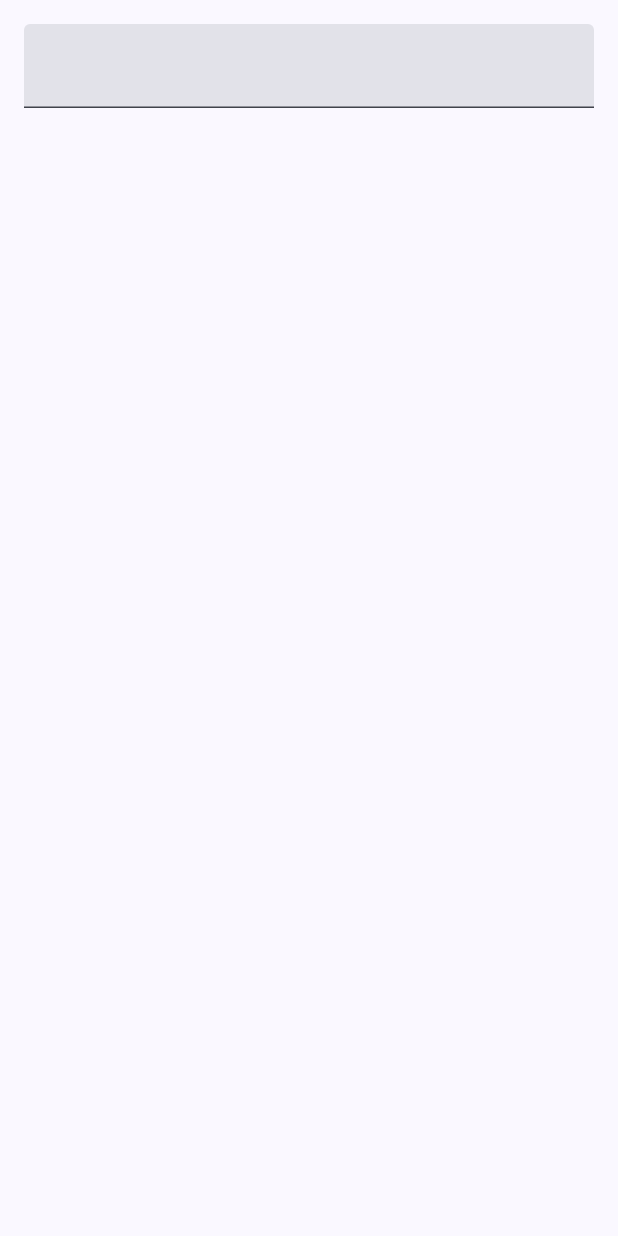
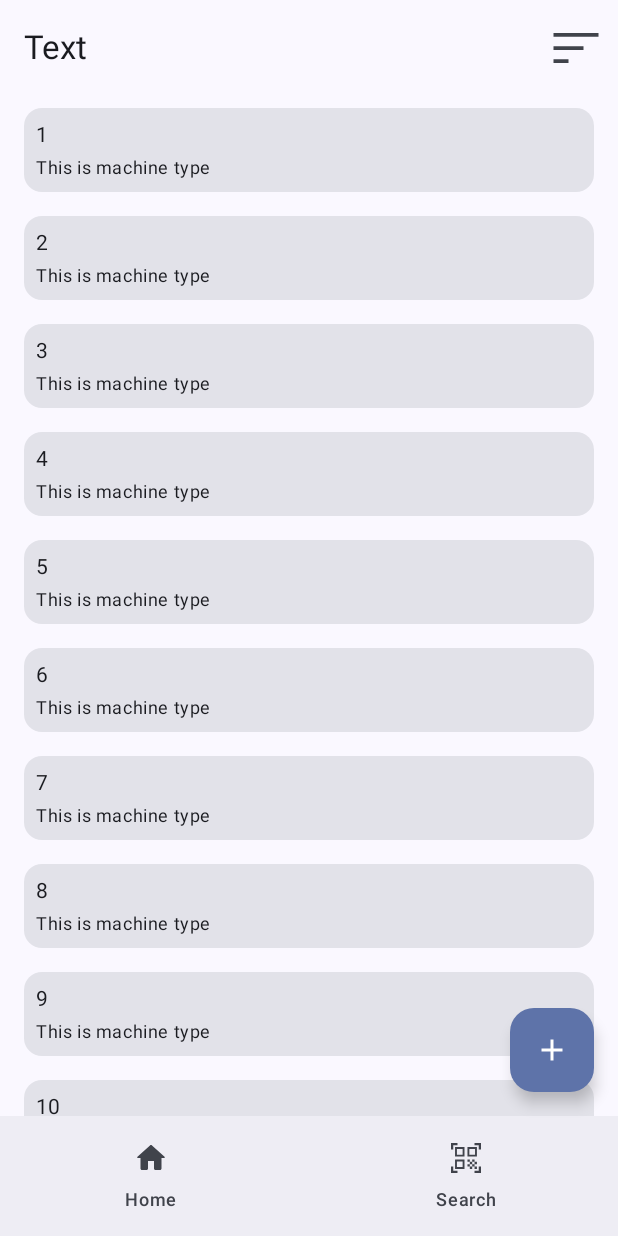
Before and after one commit to lqman104/image-machine, an Android app built with Jetpack Compose: the screen it shows after launch (MainActivity), on a phone screen of 412 x 824 dp. Run offline under Robolectric (Android 15) with nearby library versions, the phone set to English and light mode, and no system bars; our stand-ins replace Dagger/Hilt's generated code, Timber.

Commit message:
feat: create list page

```diff
--- a/app/src/main/java/com/luqman/imagemachine/ui/MainActivity.kt
+++ b/app/src/main/java/com/luqman/imagemachine/ui/MainActivity.kt
@@ -3,30 +3,9 @@ package com.luqman.imagemachine.ui
 import android.os.Bundle
 import androidx.activity.ComponentActivity
 import androidx.activity.compose.setContent
-import androidx.compose.foundation.layout.Column
-import androidx.compose.foundation.layout.PaddingValues
 import androidx.compose.foundation.layout.fillMaxSize
-import androidx.compose.foundation.layout.fillMaxWidth
-import androidx.compose.foundation.layout.padding
-import androidx.compose.foundation.lazy.LazyColumn
-import androidx.compose.foundation.lazy.items
-import androidx.compose.material3.Card
-import androidx.compose.material3.CardDefaults
-import androidx.compose.material3.MaterialTheme
-import androidx.compose.material3.Surface
-import androidx.compose.material3.Text
-import androidx.compose.material3.TextField
-import androidx.compose.runtime.Composable
-import androidx.compose.runtime.collectAsState
-import androidx.compose.runtime.getValue
-import androidx.compose.runtime.mutableStateOf
-import androidx.compose.runtime.remember
-import androidx.compose.runtime.setValue
 import androidx.compose.ui.Modifier
-import androidx.compose.ui.tooling.preview.Preview
-import androidx.compose.ui.unit.dp
-import androidx.lifecycle.viewmodel.compose.viewModel
-import com.luqman.imagemachine.data.repository.model.Response
+import com.luqman.imagemachine.ui.screens.main.MainScreen
 import com.luqman.imagemachine.uikit.theme.AppTheme
 import dagger.hilt.android.AndroidEntryPoint
 
@@ -36,82 +15,8 @@ class MainActivity : ComponentActivity() {
         super.onCreate(savedInstanceState)
         setContent {
             AppTheme {
-                // A surface container using the 'background' color from the theme
-                Surface {
-                    MainScreen(modifier = Modifier.fillMaxSize())
-                }
+                MainScreen(modifier = Modifier.fillMaxSize())
             }
         }
     }
 }
-
-@Composable
-fun MainScreen(
-    modifier: Modifier = Modifier
-) {
-    val viewModel: MainViewModel = viewModel()
-    val result by viewModel.response.collectAsState()
-
-    MainContent(
-        list = result,
-        modifier = modifier.fillMaxSize(),
-        onQueryChange = {
-            viewModel.search(it)
-        }
-    )
-}
-
-@Composable
-fun MainContent(
-    list: List<Response>,
-    onQueryChange: (String) -> Unit,
-    modifier: Modifier = Modifier
-) {
-    var query by remember {
-        mutableStateOf("")
-    }
-
-    Column(modifier = modifier.padding(16.dp)) {
-        TextField(
-            modifier = Modifier.fillMaxWidth(),
-            value = query,
-            onValueChange = {
-                onQueryChange(it)
-                query = it
-            }
-        )
-
-        LazyColumn(
-            contentPadding = PaddingValues(vertical = 16.dp),
-            content = {
-                items(list) {
-                    Card(
-                        shape = MaterialTheme.shapes.small,
-                        colors = CardDefaults.cardColors(containerColor = MaterialTheme.colorScheme.primaryContainer),
-                        modifier = Modifier
-                            .padding(vertical = 8.dp)
-                            .fillMaxWidth()
-                    ) {
-                        Text(
-                            text = it.name,
-                            modifier = Modifier.padding(16.dp)
-                        )
-                    }
-                }
-            })
-    }
-}
-
-@Preview(showBackground = true)
-@Composable
-fun SnackBarComponentPreview() {
-    AppTheme {
-        Surface {
-            MainContent(
-                modifier = Modifier.fillMaxSize(),
-                list = listOf(Response(1, "test"), Response(1, "test")),
-                onQueryChange = {}
-            )
-        }
-    }
-}
--- /dev/null
+++ b/app/src/main/java/com/luqman/imagemachine/ui/screens/list/ListScreen.kt
@@ -0,0 +1,56 @@
+package com.luqman.imagemachine.ui.screens.list
+
+import androidx.compose.foundation.layout.Column
+import androidx.compose.foundation.layout.Spacer
+import androidx.compose.foundation.layout.fillMaxWidth
+import androidx.compose.foundation.layout.height
+import androidx.compose.foundation.layout.padding
+import androidx.compose.foundation.lazy.LazyColumn
+import androidx.compose.material3.Card
+import androidx.compose.material3.ExperimentalMaterial3Api
+import androidx.compose.material3.MaterialTheme
+import androidx.compose.material3.Text
+import androidx.compose.runtime.Composable
+import androidx.compose.ui.Modifier
+import androidx.compose.ui.tooling.preview.Preview
+import androidx.compose.ui.unit.dp
+
+@Composable
+fun ListScreen(
+    modifier: Modifier = Modifier,
+) {
+    LazyColumn(modifier = modifier, content = {
+        items(30) { index ->
+            Item(
+                modifier = Modifier.fillMaxWidth(),
+                name = "${index + 1}",
+                type = "This is machine type"
+            )
+        }
+    })
+}
+
+@OptIn(ExperimentalMaterial3Api::class)
+@Composable
+fun Item(
+    modifier: Modifier = Modifier,
+    name: String,
+    type: String
+) {
+    Card(
+        modifier = modifier
+            .padding(horizontal = 16.dp, vertical = 8.dp),
+        onClick = {}) {
+        Column(Modifier.padding(all = 8.dp)) {
+            Text(name, style = MaterialTheme.typography.bodyMedium)
+            Spacer(modifier = Modifier.height(4.dp))
+            Text(type, style = MaterialTheme.typography.bodySmall)
+        }
+    }
+}
+
+@Preview
+@Composable
+fun ListPreview() {
+    ListScreen()
+}
--- /dev/null
+++ b/app/src/main/java/com/luqman/imagemachine/ui/screens/main/MainScreen.kt
@@ -0,0 +1,212 @@
+package com.luqman.imagemachine.ui.screens.main
+
+import androidx.compose.foundation.background
+import androidx.compose.foundation.layout.Box
+import androidx.compose.foundation.layout.Column
+import androidx.compose.foundation.layout.fillMaxWidth
+import androidx.compose.foundation.layout.height
+import androidx.compose.foundation.layout.padding
+import androidx.compose.material.icons.Icons
+import androidx.compose.material.icons.filled.Add
+import androidx.compose.material.icons.rounded.Home
+import androidx.compose.material3.DropdownMenu
+import androidx.compose.material3.DropdownMenuItem
+import androidx.compose.material3.ExperimentalMaterial3Api
+import androidx.compose.material3.FloatingActionButton
+import androidx.compose.material3.Icon
+import androidx.compose.material3.IconButton
+import androidx.compose.material3.MaterialTheme
+import androidx.compose.material3.NavigationBar
+import androidx.compose.material3.NavigationBarItem
+import androidx.compose.material3.Scaffold
+import androidx.compose.material3.Surface
+import androidx.compose.material3.Text
+import androidx.compose.material3.TopAppBar
+import androidx.compose.material3.TopAppBarDefaults.enterAlwaysScrollBehavior
+import androidx.compose.runtime.Composable
+import androidx.compose.runtime.getValue
+import androidx.compose.runtime.mutableStateOf
+import androidx.compose.runtime.remember
+import androidx.compose.runtime.setValue
+import androidx.compose.ui.Alignment
+import androidx.compose.ui.Modifier
+import androidx.compose.ui.res.painterResource
+import androidx.compose.ui.res.stringResource
+import androidx.compose.ui.tooling.preview.Preview
+import androidx.compose.ui.unit.dp
+import androidx.compose.ui.window.PopupProperties
+import com.luqman.imagemachine.R
+import com.luqman.imagemachine.ui.screens.list.ListScreen
+
+@Composable
+fun MainScreen(
+    modifier: Modifier = Modifier
+) {
+    Surface(modifier = modifier) {
+        Scaffold(
+            floatingActionButton = {
+                FloatingActionButtonHome()
+            },
+            bottomBar = {
+                BottomNavigation()
+            },
+            topBar = {
+                TopBar(pageName = "Text", showSortMenu = true)
+            }
+        ) { paddingValues ->
+            Column(
+                Modifier
+                    .padding(paddingValues)
+                    .fillMaxWidth()
+            ) {
+                ListScreen()
+            }
+        }
+    }
+}
+
+@OptIn(ExperimentalMaterial3Api::class)
+@Composable
+fun TopBar(
+    modifier: Modifier = Modifier,
+    pageName: String,
+    showSortMenu: Boolean
+) {
+    var isMenuOpen by remember {
+        mutableStateOf(false)
+    }
+
+    Box {
+        TopAppBar(
+            scrollBehavior = enterAlwaysScrollBehavior(),
+            modifier = modifier,
+            title = {
+                Text(text = pageName)
+            },
+            actions = {
+                if (showSortMenu) {
+                    IconButton(onClick = {
+                        isMenuOpen = true
+                    }) {
+                        Icon(
+                            painter = painterResource(id = com.luqman.imagemachine.uikit.R.drawable.ic_sort),
+                            contentDescription = "Sort List"
+                        )
+                    }
+                }
+            }
+        )
+
+        SortMenuDialog(
+            modifier = Modifier.align(Alignment.TopEnd),
+            selectedMenu = SortMenuType.NAME,
+            expanded = isMenuOpen
+        ) {
+            isMenuOpen = false
+        }
+    }
+}
+
+@Composable
+fun FloatingActionButtonHome(
+    modifier: Modifier = Modifier,
+) {
+    FloatingActionButton(modifier = modifier, onClick = {
+
+    }) {
+        Icon(imageVector = Icons.Default.Add, contentDescription = "Add new machine")
+
+    }
+}
+
+@Composable
+fun SortMenuDialog(
+    modifier: Modifier = Modifier,
+    selectedMenu: SortMenuType,
+    expanded: Boolean,
+    onDismiss: () -> Unit
+) {
+    DropdownMenu(
+        modifier = modifier,
+        expanded = expanded,
+        onDismissRequest = onDismiss,
+        properties = PopupProperties()
+    ) {
+        if (selectedMenu == SortMenuType.NAME) {
+            SelectedSortMenu(name = stringResource(id = R.string.sort_by_name)) {
+
+            }
+            SortMenu(name = stringResource(id = R.string.sort_by_type)) {
+
+            }
+        } else {
+            SortMenu(name = stringResource(id = R.string.sort_by_name)) {
+
+            }
+            SelectedSortMenu(name = stringResource(id = R.string.sort_by_type)) {
+
+            }
+        }
+    }
+}
+
+@Composable
+fun SelectedSortMenu(
+    modifier: Modifier = Modifier,
+    name: String,
+    onClick: () -> Unit
+) {
+    DropdownMenuItem(
+        modifier = modifier.background(MaterialTheme.colorScheme.primaryContainer),
+        text = { Text(text = name) },
+        onClick = onClick
+    )
+}
+
+@Composable
+fun SortMenu(
+    modifier: Modifier = Modifier,
+    name: String,
+    onClick: () -> Unit
+) {
+    DropdownMenuItem(
+        modifier = modifier,
+        text = { Text(text = name) },
+        onClick = onClick
+    )
+}
+
+@Composable
+fun BottomNavigation(
+    modifier: Modifier = Modifier
+) {
+    NavigationBar(modifier) {
+        NavigationBarItem(
+            icon = {
+                Icon(
+                    imageVector = Icons.Rounded.Home,
+                    contentDescription = "Home menu"
+                )
+            },
+            label = { Text(stringResource(id = R.string.home_menu)) },
+            selected = false, onClick = { }
+        )
+        NavigationBarItem(
+            icon = {
+                Icon(
+                    painter = painterResource(id = com.luqman.imagemachine.uikit.R.drawable.ic_scan),
+                    contentDescription = "Scan menu",
+                    modifier = Modifier.height(24.dp)
+                )
+            },
+            label = { Text(stringResource(id = R.string.scan_menu)) },
+            selected = false, onClick = { }
+        )
+    }
+}
+
+@Preview
+@Composable
+fun MainScreenPreview() {
+    MainScreen()
+}
--- /dev/null
+++ b/app/src/main/java/com/luqman/imagemachine/ui/screens/main/SortMenu.kt
@@ -0,0 +1,5 @@
+package com.luqman.imagemachine.ui.screens.main
+
+enum class SortMenuType {
+    NAME, TYPE
+}
--- a/app/src/main/res/values/strings.xml
+++ b/app/src/main/res/values/strings.xml
@@ -1,3 +1,7 @@
 <resources>
   <string name="app_name">Image Machine</string>
+  <string name="home_menu">Home</string>
+  <string name="scan_menu">Search</string>
+  <string name="sort_by_name">Sort by name</string>
+  <string name="sort_by_type">Sort by type</string>
 </resources>
--- /dev/null
+++ b/uikit/src/main/res/drawable/ic_scan.xml
@@ -0,0 +1,9 @@
+<vector xmlns:android="http://schemas.android.com/apk/res/android"
+    android:width="48dp"
+    android:height="48dp"
+    android:viewportWidth="960"
+    android:viewportHeight="960">
+  <path
+      android:fillColor="#FF000000"
+      android:pathData="M80,253v-173h173v60L140,140v113L80,253ZM80,880v-173h60v113h113v60L80,880ZM707,880v-60h113v-113h60v173L707,880ZM820,253v-113L707,140v-60h173v173h-60ZM708,709h63v63h-63v-63ZM708,583h63v63h-63v-63ZM645,646h63v63h-63v-63ZM582,709h63v63h-63v-63ZM519,646h63v63h-63v-63ZM645,520h63v63h-63v-63ZM582,583h63v63h-63v-63ZM519,520h63v63h-63v-63ZM771,188v252L519,440v-252h252ZM440,520v252L188,772v-252h252ZM440,188v252L188,440v-252h252ZM390,722v-152L238,570v152h152ZM390,390v-152L238,238v152h152ZM721,390v-152L569,238v152h152Z"/>
+</vector>
--- /dev/null
+++ b/uikit/src/main/res/drawable/ic_sort.xml
@@ -0,0 +1,9 @@
+<vector xmlns:android="http://schemas.android.com/apk/res/android"
+    android:width="48dp"
+    android:height="48dp"
+    android:viewportWidth="960"
+    android:viewportHeight="960">
+  <path
+      android:fillColor="#FF000000"
+      android:pathData="M120,720v-60h240v60L120,720ZM120,510v-60h480v60L120,510ZM120,300v-60h720v60L120,300Z"/>
+</vector>
```
